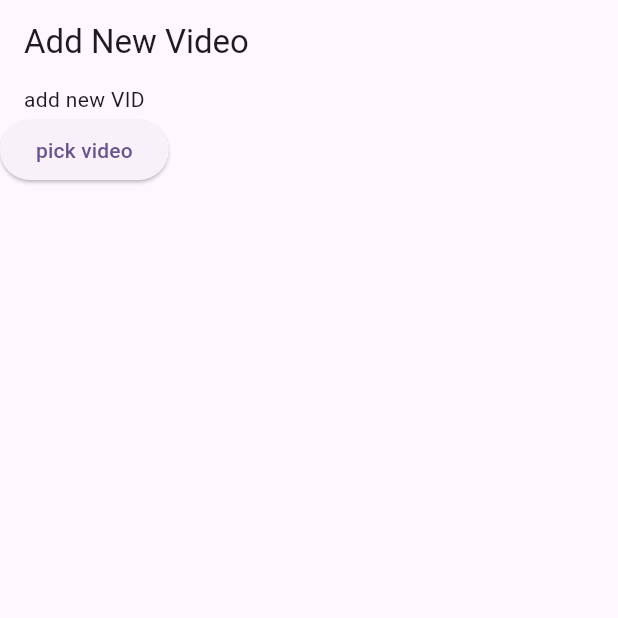
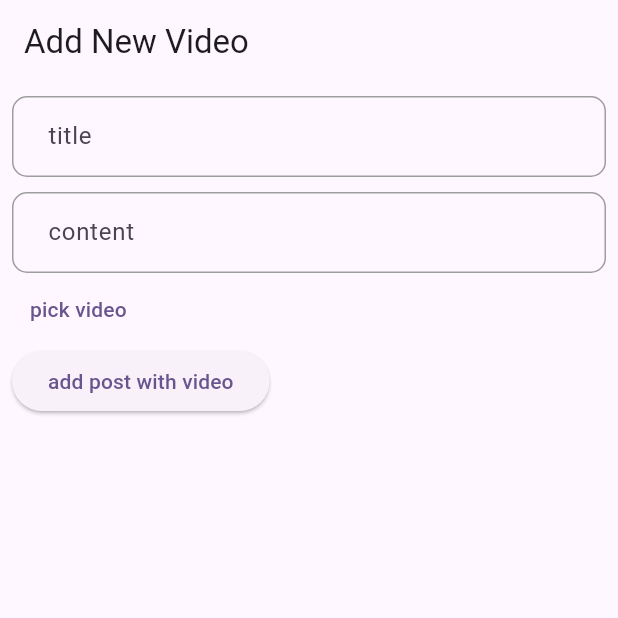
Before and after one commit to A-RR3/palestine_commercial_directory, a Flutter app: the UploadVideoScreen screen opened directly, on a phone screen of 412 x 824 dp, the top half of it. Run offline on Flutter 3.47's test engine with Material 3 defaults, Android fonts, the light colour scheme and no system bars; our stand-ins replace bloc, device_info_plus, dio, flutter_bloc, image_picker, permission_handler and 1 more; network calls fail.

Commit message:
vid cont.

```diff
--- a/lib/main.dart
+++ b/lib/main.dart
@@ -1,12 +1,14 @@
 import 'package:bloc/bloc.dart';
 import 'package:flutter/material.dart';
 import 'package:flutter_bloc/flutter_bloc.dart';
+import 'package:videos_application/shared/network/remote/dio_helper.dart';
 import 'package:videos_application/shared/network/remote/my_bloc_observer.dart';
 import 'package:videos_application/permission_cubit/permission_cubit.dart';
 
 import 'modules/videos_modules/video_player_screen.dart';
 
 void main() {
+  DioHelper.init();
   Bloc.observer = MyBlocObserver();
   runApp(const MyApp());
 }
--- /dev/null
+++ b/lib/models/video_models/upload_video_model.dart
@@ -0,0 +1,25 @@
+import '../basic_models/post_model.dart';
+
+class UploadVideoModel {
+  final bool? status;
+  final String? message;
+  final PostModel? post;
+
+  UploadVideoModel({
+    this.status,
+    this.message,
+    this.post,
+  });
+
+  factory UploadVideoModel.fromMap(Map<String, dynamic> json) => UploadVideoModel(
+    status: json["status"],
+    message: json["message"],
+    post: json["post"] == null ? null : PostModel.fromMap(json["post"]),
+  );
+
+  Map<String, dynamic> toMap() => {
+    "status": status,
+    "message": message,
+    "post": post?.toMap(),
+  };
+}
--- a/lib/models/video_model.dart
+++ b/lib/models/video_models/video_model.dart
@@ -45,7 +45,7 @@ class VideoModel {
         "user_pic": userPic,
       };
 
-  Future<Null> loadController() async {
+  Future<void> loadController() async {
     videoPlayerController = VideoPlayerController.networkUrl(Uri.parse(url!));
     await videoPlayerController?.initialize();
     videoPlayerController?.setLooping(true);
--- a/lib/modules/upload_video_modules/upload_video_cubit/upload_video_cubit.dart
+++ b/lib/modules/upload_video_modules/upload_video_cubit/upload_video_cubit.dart
@@ -1,13 +1,30 @@
+import 'dart:io';
+
+import 'package:dio/dio.dart';
+import 'package:flutter/cupertino.dart';
 import 'package:flutter_bloc/flutter_bloc.dart';
 import 'package:image_picker/image_picker.dart';
+import 'package:videos_application/models/video_models/upload_video_model.dart';
 import 'package:videos_application/modules/upload_video_modules/upload_video_cubit/upload_video_states.dart';
+import 'package:videos_application/shared/network/remote/dio_helper.dart';
+import 'package:videos_application/shared/network/remote/end_points.dart';
 
 // may convert to mixin
 
-class UploadVideoCubit extends Cubit<UploadVideoStates>{
+class UploadVideoCubit extends Cubit<UploadVideoStates> {
   UploadVideoCubit() : super(UploadVideoInitialState());
 
   static UploadVideoCubit get(context) => BlocProvider.of(context);
+
+  // UploadVideoSuccessState
+  // UploadVideoErrorState
+
+  GlobalKey<FormState> addPostFormKey = GlobalKey<FormState>();
+  TextEditingController titleController = TextEditingController();
+  TextEditingController contentController = TextEditingController();
+
+  // video
+  // user_id
 
   final ImagePicker picker = ImagePicker();
   XFile? video;
@@ -24,4 +41,27 @@ class UploadVideoCubit extends Cubit<UploadVideoStates>{
       print('failed');
     }
   }
+
+  UploadVideoModel? uploadVideoModel;
+
+  Future<void> addVideo(
+      {File? videoFile, required String title, required String content}) async {
+    emit(UploadVideoLoadingState());
+    FormData formData = FormData.fromMap({
+      if (videoFile != null)
+        'video': await MultipartFile.fromFile(videoFile.path),
+      'title': title,
+      'content': content,
+      'user_id': 1,
+    });
+    DioHelper.postData(url: EndPointsConstants.post, data: formData)
+        .then((value) {
+      print(value?.data);
+      uploadVideoModel = UploadVideoModel.fromMap(value?.data);
+      emit(UploadVideoSuccessState(uploadVideoModel: uploadVideoModel!));
+    }).catchError((error) {
+      emit(UploadVideoErrorState(error: error.toString()));
+      print(error.toString());
+    });
+  }
 }
--- a/lib/modules/upload_video_modules/upload_video_cubit/upload_video_states.dart
+++ b/lib/modules/upload_video_modules/upload_video_cubit/upload_video_states.dart
@@ -1,3 +1,19 @@
+import 'package:videos_application/models/video_models/upload_video_model.dart';
+
 abstract class UploadVideoStates {}
 
 class UploadVideoInitialState extends UploadVideoStates {}
+
+class UploadVideoLoadingState extends UploadVideoStates {}
+
+class UploadVideoSuccessState extends UploadVideoStates {
+  final UploadVideoModel uploadVideoModel;
+
+  UploadVideoSuccessState({required this.uploadVideoModel});
+}
+
+class UploadVideoErrorState extends UploadVideoStates {
+  final String error;
+
+  UploadVideoErrorState({required this.error});
+}
--- a/lib/modules/upload_video_modules/upload_video_screen.dart
+++ b/lib/modules/upload_video_modules/upload_video_screen.dart
@@ -1,8 +1,11 @@
+import 'dart:io';
+
 import 'package:flutter/cupertino.dart';
 import 'package:flutter/material.dart';
 import 'package:flutter_bloc/flutter_bloc.dart';
 import 'package:videos_application/modules/upload_video_modules/upload_video_cubit/upload_video_cubit.dart';
 import 'package:videos_application/modules/upload_video_modules/upload_video_cubit/upload_video_states.dart';
+import 'package:videos_application/shared/widgets/my_text_form_field.dart';
 
 import '../../permission_cubit/permission_cubit.dart';
 import '../../permission_cubit/permission_states.dart';
@@ -22,15 +25,40 @@ class UploadVideoScreen extends StatelessWidget {
           listener: (context, state) {},
           builder: (context, state) {
             UploadVideoCubit uploadVideoCubit = UploadVideoCubit.get(context);
-            return Column(
+            return Form(
+              key: uploadVideoCubit.addPostFormKey,
+              child: Padding(
+                padding: const EdgeInsets.all(8.0),
+                child: Column(
+                  crossAxisAlignment: CrossAxisAlignment.start,
                   children: [
-                Text('add new VID'),
+                    MyTextFormField(
+                      label: 'title',
+                      controller: uploadVideoCubit.titleController,
+                      validator: (value) {
+                        if (value == null || value.isEmpty) {
+                          return 'title is required';
+                        }
+                        return null;
+                      },
+                    ),
+                    SizedBox(height: 10,),
+                    MyTextFormField(
+                      label: 'content',
+                      controller: uploadVideoCubit.contentController,
+                      validator: (value) {
+                        if (value == null || value.isEmpty) {
+                          return 'content is required';
+                        }
+                        return null;
+                      },
+                    ),
                     BlocConsumer<PermissionsCubit, PermissionsStates>(
                         listener: (context, state) {},
                         builder: (context, state) {
                           PermissionsCubit permissionCubit =
                               PermissionsCubit.get(context);
-                      return ElevatedButton(
+                          return TextButton(
                               onPressed: () {
                                 permissionCubit.requestPermission(
                                     context: context,
@@ -40,12 +68,24 @@ class UploadVideoScreen extends StatelessWidget {
                               },
                               child: Text('pick video'));
                         }),
-                // ElevatedButton(
-                //     onPressed: () {
-                //       uploadVideoCubit.pickVideo();
-                //     },
-                //     child: Text('pick video')),
+                    ElevatedButton(
+                      onPressed: () {
+                        if (uploadVideoCubit.addPostFormKey.currentState!
+                            .validate()) {
+                          uploadVideoCubit.addVideo(
+                            title: uploadVideoCubit.titleController.text,
+                            content: uploadVideoCubit.contentController.text,
+                            videoFile: uploadVideoCubit.video != null
+                                ? File(uploadVideoCubit.video!.path)
+                                : null,
+                          );
+                        }
+                      },
+                      child: Text('add post with video'),
+                    ),
                   ],
+                ),
+              ),
             );
           },
         ),
--- a/lib/modules/videos_modules/video_card.dart
+++ b/lib/modules/videos_modules/video_card.dart
@@ -1,8 +1,9 @@
 import 'package:flutter/cupertino.dart';
 import 'package:flutter/material.dart';
 import 'package:video_player/video_player.dart';
-import 'package:videos_application/models/video_model.dart';
 import 'package:videos_application/modules/videos_modules/videos_cubit/videos_cubit.dart';
+
+import '../../models/video_models/video_model.dart';
 
 class VideoCard extends StatefulWidget {
   final VideoModel videoModel;
--- a/lib/permission_cubit/permission_cubit.dart
+++ b/lib/permission_cubit/permission_cubit.dart
@@ -3,7 +3,6 @@ import 'package:flutter/material.dart';
 import 'package:flutter_bloc/flutter_bloc.dart';
 import 'package:permission_handler/permission_handler.dart';
 import 'package:videos_application/permission_cubit/permission_states.dart';
-
 
 // convert to mixin
 // in utils/mixins folder
@@ -32,15 +31,13 @@ class PermissionsCubit extends Cubit<PermissionsStates> {
         if (deviceInfo.version.sdkInt > 32) {
           // Android version is greater than 32 (Android 13 or higher)
           // permissionStatus = await Permission.manageExternalStorage.request();
-          // if (permissionType == PermissionType.photo) {
+          if (permissionType == PermissionType.photo) {
             permissionStatus = await Permission.photos.request();
-            // print('photo');
-          // }
-          // else if (permissionType == PermissionType.video) {
-          //   permissionStatus = await Permission.videos.request();
-          //   print('video');
-          //
-          // }
+            print('photo');
+          } else if (permissionType == PermissionType.video) {
+            permissionStatus = await Permission.videos.request();
+            print('video');
+          }
           print('storage permission requested for > 32');
         } else {
           permissionStatus = await Permission.storage.request();
--- a/lib/shared/network/remote/dio_helper.dart
+++ b/lib/shared/network/remote/dio_helper.dart
@@ -7,7 +7,7 @@ class DioHelper {
   static init() {
     dio = Dio(
       BaseOptions(
-        baseUrl: baseUrl,
+        baseUrl: EndPointsConstants.baseUrl,
         receiveDataWhenStatusError: true,
       ),
     );
--- a/lib/shared/network/remote/end_points.dart
+++ b/lib/shared/network/remote/end_points.dart
@@ -1,3 +1,5 @@
-const subBaseUrl = 'http://192.168.1.10/BFO/PPU_DS';
-
-const baseUrl = '$subBaseUrl/public/api/';
+class EndPointsConstants {
+  static const String subBaseUrl = 'http://192.168.1.10/BFO/palestine_commercial_directory_laravel';
+  static const String baseUrl = '$subBaseUrl/public/api/';
+  static const String post = 'post';
+}
--- /dev/null
+++ b/lib/shared/widgets/my_text_form_field.dart
@@ -0,0 +1,54 @@
+import 'package:flutter/material.dart';
+
+class MyTextFormField extends StatelessWidget {
+  final String label;
+  final TextEditingController controller;
+  final TextInputType keyboardType;
+  final bool obscureText;
+  final String? Function(String?)? validator;
+  final IconData? prefixIcon;
+
+  const MyTextFormField({
+    required this.label,
+    required this.controller,
+    this.keyboardType = TextInputType.text,
+    this.obscureText = false,
+    this.validator,
+    this.prefixIcon,
+  });
+
+  @override
+  Widget build(BuildContext context) {
+    return TextFormField(
+      controller: controller,
+      keyboardType: keyboardType,
+      obscureText: obscureText,
+      validator: validator,
+      decoration: InputDecoration(
+        labelText: label,
+        prefixIcon: prefixIcon != null ? Icon(prefixIcon) : null,
+        contentPadding: EdgeInsets.symmetric(vertical: 15.0, horizontal: 20.0),
+        border: OutlineInputBorder(
+          borderRadius: BorderRadius.circular(10.0),
+          borderSide: BorderSide(color: Colors.grey),
+        ),
+        enabledBorder: OutlineInputBorder(
+          borderRadius: BorderRadius.circular(10.0),
+          borderSide: BorderSide(color: Colors.grey),
+        ),
+        focusedBorder: OutlineInputBorder(
+          borderRadius: BorderRadius.circular(10.0),
+          borderSide: BorderSide(color: Theme.of(context).primaryColor),
+        ),
+        errorBorder: OutlineInputBorder(
+          borderRadius: BorderRadius.circular(10.0),
+          borderSide: BorderSide(color: Colors.red),
+        ),
+        focusedErrorBorder: OutlineInputBorder(
+          borderRadius: BorderRadius.circular(10.0),
+          borderSide: BorderSide(color: Colors.red),
+        ),
+      ),
+    );
+  }
+}
--- a/pubspec.yaml
+++ b/pubspec.yaml
@@ -42,6 +42,7 @@ dependencies:
   image_picker: ^1.1.1
   permission_handler: ^11.3.1
   device_info_plus: ^10.1.0
+  video_compress: ^3.1.2
 
 dev_dependencies:
   flutter_test:
```
Also changed, not shown: lib/models/basic_models/post_model.dart (added, +47 -0 lines), lib/models/get_videos_model.dart (deleted, +0 -74 lines), lib/models/video_models/data_model.dart (added, +30 -0 lines), lib/modules/videos_modules/videos_cubit/videos_cubit.dart (+4 -3 lines), pubspec.lock. Lines whose indentation alone changed are shown as unchanged.
